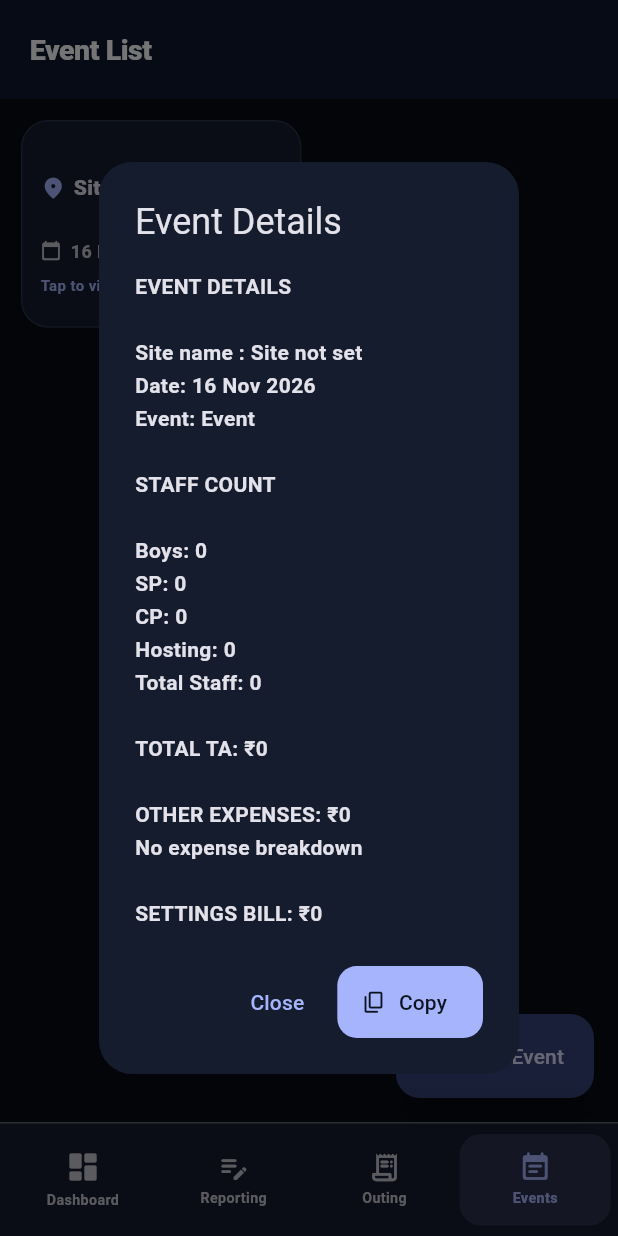
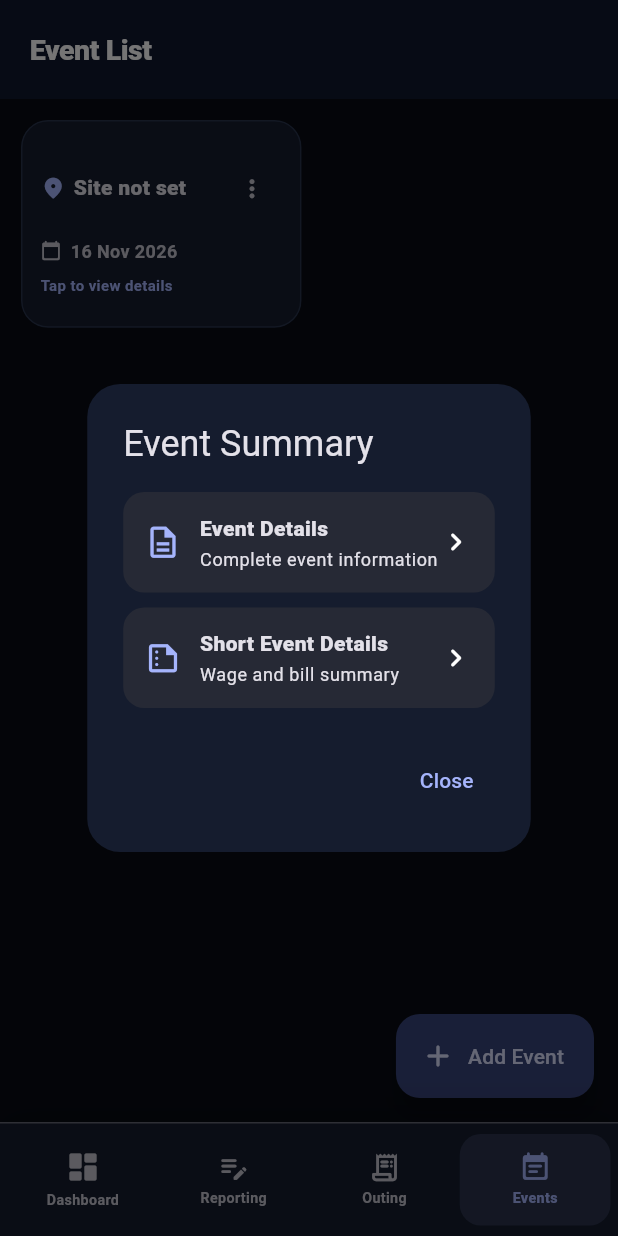
Before and after one commit to jasmalll/Staff-billing-app, a Flutter app: the screen it shows after launch, item 4 of the bottom bar chosen, after a tap on "Site not set", on a phone screen of 412 x 824 dp. Run offline on Flutter 3.47's test engine with Material 3 defaults, Android fonts, the phone set to English and light mode, and no system bars; our stand-ins replace file_picker, pdf, printing, shared_preferences, supabase_flutter; accounts and stored records are empty.

Commit message:
Update Event Details and Short Event Details

```diff
--- a/lib/screens/events_screen.dart
+++ b/lib/screens/events_screen.dart
@@ -46,7 +46,87 @@ class _EventsScreenState extends State<EventsScreen> {
   }
 
 
-  Future<void> _showEventSummary(CateringBill event) async {
+  Future<void> _showEventOptions(CateringBill event) async {
+    if (!mounted) return;
+    await showDialog<void>(
+      context: context,
+      builder: (dialogContext) => AlertDialog(
+        title: const Text('Event Summary'),
+        content: Column(
+          mainAxisSize: MainAxisSize.min,
+          children: [
+            _eventOptionTile(
+              context: dialogContext,
+              icon: Icons.description_outlined,
+              title: 'Event Details',
+              subtitle: 'Complete event information',
+              onTap: () {
+                Navigator.pop(dialogContext);
+                _showEventDetails(event);
+              },
+            ),
+            const SizedBox(height: 10),
+            _eventOptionTile(
+              context: dialogContext,
+              icon: Icons.summarize_outlined,
+              title: 'Short Event Details',
+              subtitle: 'Wage and bill summary',
+              onTap: () {
+                Navigator.pop(dialogContext);
+                _showShortEventDetails(event);
+              },
+            ),
+          ],
+        ),
+        actions: [
+          TextButton(
+            onPressed: () => Navigator.pop(dialogContext),
+            child: const Text('Close'),
+          ),
+        ],
+      ),
+    );
+  }
+
+  Widget _eventOptionTile({
+    required BuildContext context,
+    required IconData icon,
+    required String title,
+    required String subtitle,
+    required VoidCallback onTap,
+  }) {
+    final scheme = Theme.of(context).colorScheme;
+    return Material(
+      color: scheme.surfaceContainerHighest.withOpacity(0.55),
+      borderRadius: BorderRadius.circular(14),
+      child: InkWell(
+        borderRadius: BorderRadius.circular(14),
+        onTap: onTap,
+        child: Padding(
+          padding: const EdgeInsets.all(14),
+          child: Row(
+            children: [
+              Icon(icon, color: scheme.primary, size: 25),
+              const SizedBox(width: 12),
+              Expanded(
+                child: Column(
+                  crossAxisAlignment: CrossAxisAlignment.start,
+                  children: [
+                    Text(title, style: const TextStyle(fontWeight: FontWeight.w800)),
+                    const SizedBox(height: 3),
+                    Text(subtitle, style: Theme.of(context).textTheme.bodySmall),
+                  ],
+                ),
+              ),
+              const Icon(Icons.chevron_right_rounded),
+            ],
+          ),
+        ),
+      ),
+    );
+  }
+
+  Future<void> _showEventDetails(CateringBill event) async {
     final boys = event.boys.length;
     final sp = event.spList.length;
     final cp = event.cpList.length;
@@ -64,20 +144,51 @@ class _EventsScreenState extends State<EventsScreen> {
         'TOTAL TA: ${_money(event.getAllTotalTa(event.taMultiplier))}\n\n'
         'OTHER EXPENSES: ${_money(event.otherExpenses)}\n'
         '${event.otherExpenseItems.isEmpty ? 'No expense breakdown' : event.otherExpenseItems.map((item) => '${item['name']?.toString() ?? 'Expense'}: ${_money((item['amount'] as num?)?.toDouble() ?? 0)}').join('\n')}\n\n'
-        'SETTINGS BILL: ${_money(event.settingExpenses)}';
+        'SETTINGS BILL: ${_money(event.settingExpenses)}\n\n'
+        'TOTAL BILL: ${_money(event.getAllTotalBill(event.taMultiplier))}';
+    await _showCopyDialog(title: 'Event Details', content: summary, successMessage: 'Event details copied');
+  }
+
+  Future<void> _showShortEventDetails(CateringBill event) async {
+    final boysWage = event.boys.fold<double>(0, (sum, staff) => sum + staff.getEffectiveWage());
+    final spCpWage = [...event.spList, ...event.cpList]
+        .fold<double>(0, (sum, staff) => sum + staff.getEffectiveWage());
+    final totalTa = event.getAllTotalTa(event.taMultiplier);
+    final totalBill = event.getAllTotalBill(event.taMultiplier);
+    final summary = '${event.auditoriumName.isEmpty ? 'Site not set' : event.auditoriumName}\n\n'
+        'Date :- ${_date(event.date)}\n\n'
+        'Boys total wage :- ${_money(boysWage)}\n\n'
+        'SP and CP total wage :- ${_money(spCpWage)}\n\n'
+        'Total TA :- ${_money(totalTa)}\n\n'
+        'Other expenses :- ${_money(event.otherExpenses)}\n\n'
+        'Setting bill :- ${_money(event.settingExpenses)}\n\n'
+        'Total bill :- ${_money(totalBill)}';
+    await _showCopyDialog(title: 'Short Event Details', content: summary, successMessage: 'Short event details copied');
+  }
+
+  Future<void> _showCopyDialog({
+    required String title,
+    required String content,
+    required String successMessage,
+  }) async {
     if (!mounted) return;
     await showDialog<void>(
       context: context,
       builder: (dialogContext) => AlertDialog(
-        title: const Text('Event Details'),
-        content: SelectableText(summary, style: const TextStyle(height: 1.55, fontSize: 14, fontWeight: FontWeight.w600)),
+        title: Text(title),
+        content: SingleChildScrollView(
+          child: SelectableText(
+            content,
+            style: const TextStyle(height: 1.55, fontSize: 14, fontWeight: FontWeight.w600),
+          ),
+        ),
         actions: [
           TextButton(onPressed: () => Navigator.pop(dialogContext), child: const Text('Close')),
           FilledButton.icon(
             onPressed: () async {
-              await Clipboard.setData(ClipboardData(text: summary));
+              await Clipboard.setData(ClipboardData(text: content));
               if (dialogContext.mounted) Navigator.pop(dialogContext);
-              if (mounted) ScaffoldMessenger.of(context).showSnackBar(const SnackBar(content: Text('Event details copied')));
+              if (mounted) ScaffoldMessenger.of(context).showSnackBar(SnackBar(content: Text(successMessage)));
             },
             icon: const Icon(Icons.copy_rounded, size: 17),
             label: const Text('Copy'),
@@ -185,7 +296,7 @@ class _EventsScreenState extends State<EventsScreen> {
     return Card(
       clipBehavior: Clip.antiAlias,
       child: InkWell(
-        onTap: () => _showEventSummary(event),
+        onTap: () => _showEventOptions(event),
         child: Padding(
           padding: const EdgeInsets.fromLTRB(13, 13, 9, 13),
           child: Column(
```
